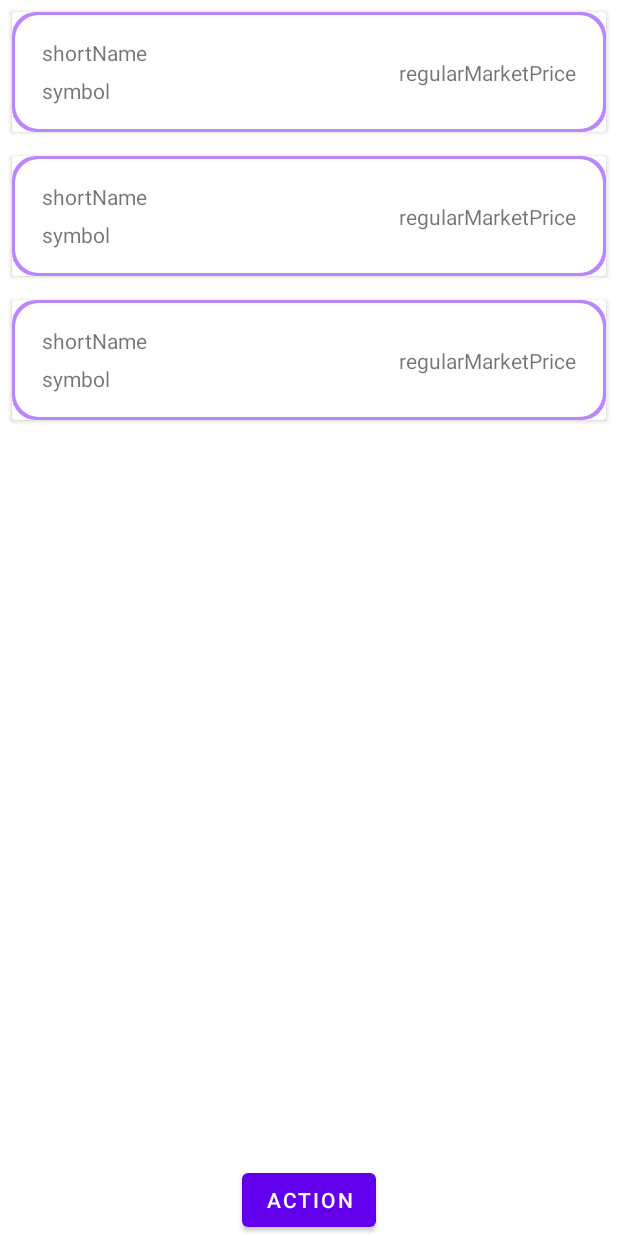
After one commit to leanbusqts/NotWallet, an Android app: the layout fragment_main.xml on its own in the app's theme, with its tools: preview values and no code run, on a phone screen of 412 x 824 dp. The commit adds this screen. Run offline under Robolectric (Android 15) with nearby library versions, the phone set to English and light mode, and no system bars.

Commit message:
change to fragment view

```diff
--- a/app/src/main/java/dev/bulean/notwallet/ui/MainViewModel.kt
+++ b/app/src/main/java/dev/bulean/notwallet/ui/MainViewModel.kt
@@ -1,13 +1,13 @@
 package dev.bulean.notwallet.ui
 
+import android.app.Application
 import android.util.Log
 import androidx.lifecycle.*
-import dev.bulean.notwallet.data.model.QuoteResponse
 import dev.bulean.notwallet.data.model.QuoteResult
 import dev.bulean.notwallet.data.repository.QuoteRepository
 import kotlinx.coroutines.launch
 
-class MainViewModel(private val repository: QuoteRepository = QuoteRepository()) : ViewModel(){
+class MainViewModel(application: Application, private val repository: QuoteRepository = QuoteRepository()) : AndroidViewModel(application){
 
     private var _listItem = MutableLiveData<List<QuoteResult>>()
     val listItem: LiveData<List<QuoteResult>> get() = _listItem
@@ -22,8 +22,6 @@ class MainViewModel(private val repository: QuoteRepository = QuoteRepository())
                 Log.e("onAction", "$e")
             }
         }
-
     }
 
-
 }
--- /dev/null
+++ b/app/src/main/res/drawable/background_shape.xml
@@ -0,0 +1,5 @@
+<?xml version="1.0" encoding="utf-8"?>
+<shape xmlns:android="http://schemas.android.com/apk/res/android">
+    <corners android:radius="16dp"/>
+    <solid android:color="@color/white"/>
+</shape>
--- /dev/null
+++ b/app/src/main/res/layout/fragment_main.xml
@@ -0,0 +1,28 @@
+<?xml version="1.0" encoding="utf-8"?>
+<androidx.constraintlayout.widget.ConstraintLayout xmlns:android="http://schemas.android.com/apk/res/android"
+    xmlns:app="http://schemas.android.com/apk/res-auto"
+    xmlns:tools="http://schemas.android.com/tools"
+    android:layout_width="match_parent"
+    android:layout_height="match_parent"
+    tools:context=".ui.MainActivity">
+
+    <androidx.recyclerview.widget.RecyclerView
+        android:id="@+id/recycler"
+        android:layout_width="0dp"
+        android:layout_height="0dp"
+        app:layout_constraintBottom_toTopOf="@+id/btnAction"
+        app:layout_constraintEnd_toEndOf="parent"
+        app:layout_constraintStart_toStartOf="parent"
+        app:layout_constraintTop_toTopOf="parent"
+        tools:listitem="@layout/quote_layout"/>
+
+    <Button
+        android:id="@+id/btnAction"
+        android:layout_width="wrap_content"
+        android:layout_height="wrap_content"
+        android:text="action"
+        app:layout_constraintBottom_toBottomOf="parent"
+        app:layout_constraintEnd_toEndOf="parent"
+        app:layout_constraintStart_toStartOf="parent" />
+
+</androidx.constraintlayout.widget.ConstraintLayout>
--- a/app/src/main/res/layout/quote_layout.xml
+++ b/app/src/main/res/layout/quote_layout.xml
@@ -2,8 +2,10 @@
 <androidx.cardview.widget.CardView xmlns:android="http://schemas.android.com/apk/res/android"
     xmlns:app="http://schemas.android.com/apk/res-auto"
     xmlns:tools="http://schemas.android.com/tools"
-    android:layout_width="160dp"
-    android:layout_height="160dp">
+    android:layout_width="match_parent"
+    android:layout_height="80dp"
+    android:layout_margin="8dp"
+    android:background="@drawable/background_shape">
 
     <androidx.constraintlayout.widget.ConstraintLayout
         android:layout_width="match_parent"
@@ -15,27 +17,32 @@
             android:id="@+id/shortName"
             android:layout_width="wrap_content"
             android:layout_height="wrap_content"
-            app:layout_constraintEnd_toEndOf="parent"
+            android:layout_marginStart="4dp"
+            app:layout_constraintBottom_toBottomOf="parent"
             app:layout_constraintStart_toStartOf="parent"
             app:layout_constraintTop_toTopOf="parent"
+            app:layout_constraintVertical_bias="0.05"
             tools:text="shortName" />
 
         <TextView
             android:id="@+id/symbol"
             android:layout_width="wrap_content"
             android:layout_height="wrap_content"
-            app:layout_constraintEnd_toEndOf="parent"
+            android:layout_marginStart="4dp"
+            android:layout_marginTop="4dp"
+            app:layout_constraintBottom_toBottomOf="parent"
             app:layout_constraintStart_toStartOf="parent"
-            app:layout_constraintTop_toBottomOf="@id/shortName"
+            app:layout_constraintTop_toBottomOf="@+id/shortName"
             tools:text="symbol" />
 
         <TextView
             android:id="@+id/regularMarketPrice"
             android:layout_width="wrap_content"
             android:layout_height="wrap_content"
+            android:layout_marginEnd="4dp"
+            app:layout_constraintBottom_toBottomOf="parent"
             app:layout_constraintEnd_toEndOf="parent"
-            app:layout_constraintStart_toStartOf="parent"
-            app:layout_constraintTop_toBottomOf="@id/symbol"
+            app:layout_constraintTop_toTopOf="parent"
             tools:text="regularMarketPrice" />
 
     </androidx.constraintlayout.widget.ConstraintLayout>
--- a/app/src/main/res/values/strings.xml
+++ b/app/src/main/res/values/strings.xml
@@ -1,3 +1,5 @@
 <resources>
     <string name="app_name">NotWallet</string>
+    <!-- TODO: Remove or change this placeholder text -->
+    <string name="hello_blank_fragment">Hello blank fragment</string>
 </resources>
```
Also changed, not shown: app/build.gradle (+7 -9 lines), app/src/main/java/dev/bulean/notwallet/NotWalletApp.kt (added, +13 -0 lines), app/src/main/java/dev/bulean/notwallet/ui/MainActivity.kt (+2 -33 lines), app/src/main/java/dev/bulean/notwallet/ui/MainFragment.kt (added, +56 -0 lines), app/src/main/java/dev/bulean/notwallet/ui/MainViewModelFactory.kt (added, +14 -0 lines), app/src/main/res/layout/activity_main.xml (+5 -23 lines), app/src/main/res/navigation/nav_graph.xml (added, +15 -0 lines).
